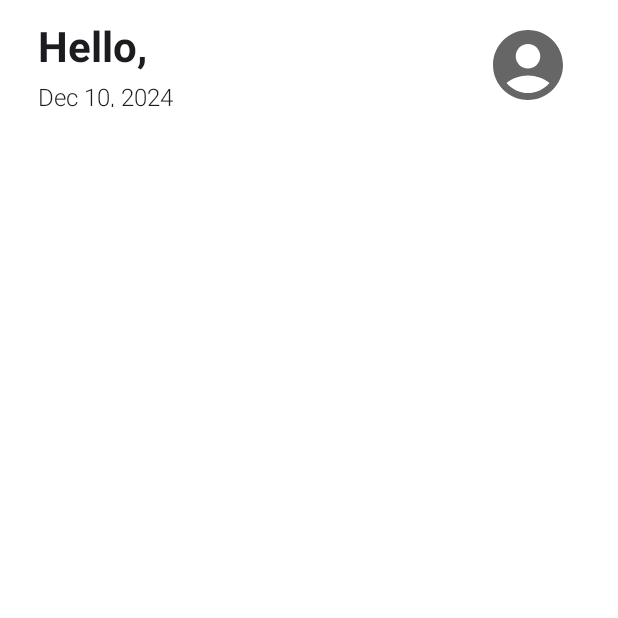
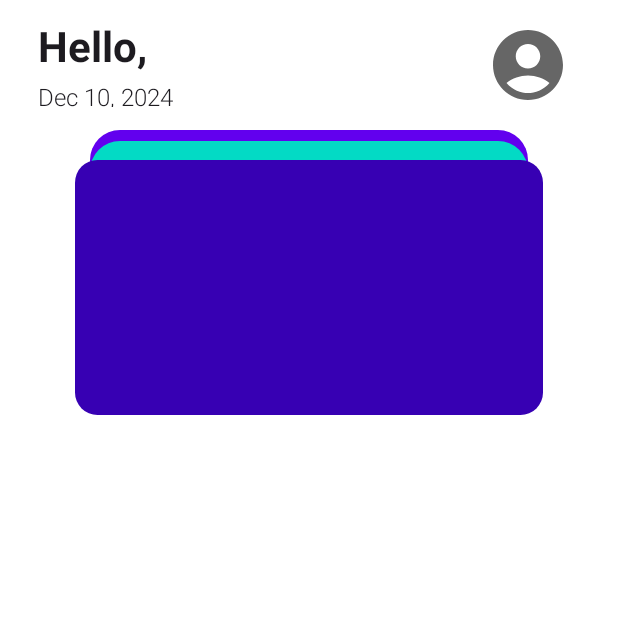
Before and after one commit to Lisa-Huynh/TrackIt, an Android app built with Jetpack Compose: the HomeScreen screen opened through its navigation route, on a phone screen of 412 x 824 dp, the top half of it. Run offline under Robolectric (Android 15) with nearby library versions, the phone set to English and light mode, and no system bars; our stand-ins replace Dagger/Hilt's generated code, Firebase (no records; nobody signed in at launch, a user with empty details on screens opened directly).

Commit message:
create wallet section ui

```diff
--- a/app/src/main/java/com/example/trackit/home/HomeScreen.kt
+++ b/app/src/main/java/com/example/trackit/home/HomeScreen.kt
@@ -1,6 +1,9 @@
 package com.example.trackit.home
 
+import android.content.res.Resources.Theme
+import androidx.compose.foundation.background
 import androidx.compose.foundation.layout.*
+import androidx.compose.foundation.shape.RoundedCornerShape
 import androidx.compose.material.*
 import androidx.compose.runtime.Composable
 import androidx.compose.ui.Modifier
@@ -11,38 +14,33 @@ import androidx.compose.material3.IconButton
 import androidx.compose.material.Icon
 import androidx.compose.material.icons.Icons
 import androidx.compose.material.icons.rounded.*
+import androidx.compose.material3.Shapes
 import androidx.compose.runtime.collectAsState
 import androidx.compose.runtime.getValue
 import androidx.compose.ui.Alignment
+import androidx.compose.ui.draw.clip
 import androidx.compose.ui.tooling.preview.Preview
 import androidx.hilt.navigation.compose.hiltViewModel
 import com.example.trackit.data.models.Profile
 import com.example.trackit.ui.theme.*
+import kotlinx.serialization.json.JsonNull.content
 
 @Composable
 fun HomeScreen(
     viewModel: HomeViewModel = hiltViewModel(),
 ) {
-    val scaffoldState = rememberScaffoldState()
     val profile by viewModel.profileStream.collectAsState()
 
-    Scaffold(
-        scaffoldState = scaffoldState,
-        topBar = {
+    Column(
+        modifier = Modifier.fillMaxSize()
+    ) {
         HomeScreenTopBar(
             name = (profile as? Profile.Loaded)?.firstName ?: "",
             date = viewModel.currentDate,
             onProfileIconClick = viewModel::onProfileIconClick,
         )
-        },
-        content = { padding ->
-            Column(
-                modifier = Modifier.padding(padding)
-            ) {
         HomeScreenContent()
     }
-        }
-    )
 }
 
 @Composable
@@ -95,11 +93,39 @@ fun HomeScreenTopBar(
 
 @Composable
 fun HomeScreenContent() {
+    val modifier = Modifier.fillMaxWidth()
     Column(
-        modifier = Modifier.fillMaxSize(),
+        modifier = modifier,
         horizontalAlignment = Alignment.CenterHorizontally,
-        verticalArrangement = Arrangement.Bottom,
     ) {
+        WalletSection(modifier)
+    }
+}
+
+@Composable
+fun WalletSection(modifier: Modifier) {
+    Box(
+        modifier = modifier
+            .padding(horizontal = 50.dp)
+    ) {
+        Box(modifier = modifier.padding(horizontal = 10.dp)
+            .align(Alignment.TopCenter)
+            .height(50.dp)
+            .clip(shape = RoundedCornerShape(20.dp))
+            .background(color = MaterialTheme.colors.primary)
+        )
+        Box(modifier = modifier.padding(start = 10.dp, end = 10.dp, top = 7.dp)
+            .align(Alignment.TopCenter)
+            .height(50.dp)
+            .clip(shape = RoundedCornerShape(20.dp))
+            .background(color = MaterialTheme.colors.secondary)
+        )
+        Box(modifier = modifier.padding(top = 20.dp)
+            .align(Alignment.BottomCenter)
+            .height(170.dp)
+            .clip(shape = RoundedCornerShape(15.dp))
+            .background(color = MaterialTheme.colors.primaryVariant),
+        )
     }
 }
 
@@ -107,7 +133,6 @@ fun HomeScreenContent() {
 @Composable
 fun HomeScreenPreview() {
     AppTheme {
-        HomeScreenTopBar("Lisa", "Nov 15. 2024") {}
-        HomeScreenContent()
+        HomeScreen()
     }
 }
--- a/app/src/main/java/com/example/trackit/onboarding/userinfo/UserInfoViewModel.kt
+++ b/app/src/main/java/com/example/trackit/onboarding/userinfo/UserInfoViewModel.kt
@@ -42,6 +42,7 @@ class UserInfoViewModel @Inject constructor(
                             id = userId,
                             firstName = uiState.value.firstName,
                             lastName = uiState.value.lastName,
+                            cards = emptyList(),
                         )
                     )
                 }
```
Lines whose indentation alone changed are shown as unchanged.
